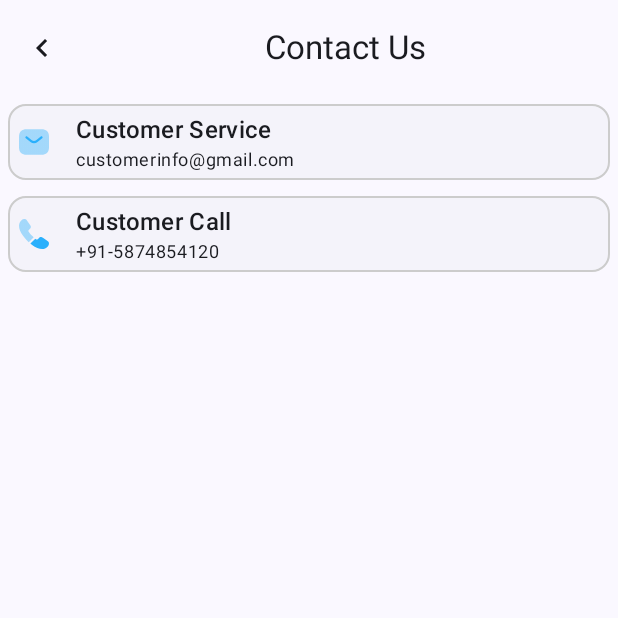
After one commit to Aman-pandey07/Financial_Litracy_App, an Android app built with Jetpack Compose: the composable ContactUsScreen shown on its own in the app's theme, on a phone screen of 412 x 824 dp, the top half of it. The commit adds this screen. Run offline under Robolectric (Android 15) with nearby library versions, the phone set to English and light mode, and no system bars.

Commit message:
about us,contactus,t&c pages done

```diff
--- /dev/null
+++ b/app/src/main/java/com/aman/financial_litracy_app/leftnavigationdrawer/ContactUsScreen.kt
@@ -0,0 +1,107 @@
+package com.aman.financial_litracy_app.leftnavigationdrawer
+
+
+import androidx.compose.foundation.BorderStroke
+import androidx.compose.foundation.Image
+import androidx.compose.foundation.background
+import androidx.compose.foundation.layout.Column
+import androidx.compose.foundation.layout.Row
+import androidx.compose.foundation.layout.Spacer
+import androidx.compose.foundation.layout.fillMaxWidth
+import androidx.compose.foundation.layout.padding
+import androidx.compose.foundation.layout.width
+import androidx.compose.foundation.lazy.LazyColumn
+import androidx.compose.foundation.lazy.items
+import androidx.compose.material.icons.Icons
+import androidx.compose.material.icons.automirrored.filled.KeyboardArrowLeft
+import androidx.compose.material3.Card
+import androidx.compose.material3.CardDefaults
+import androidx.compose.material3.ExperimentalMaterial3Api
+import androidx.compose.material3.Icon
+import androidx.compose.material3.IconButton
+import androidx.compose.material3.MaterialTheme
+import androidx.compose.material3.RadioButton
+import androidx.compose.material3.Scaffold
+import androidx.compose.material3.Text
+import androidx.compose.material3.TopAppBar
+import androidx.compose.runtime.Composable
+import androidx.compose.runtime.getValue
+import androidx.compose.runtime.mutableStateOf
+import androidx.compose.runtime.remember
+import androidx.compose.runtime.setValue
+import androidx.compose.ui.Alignment
+import androidx.compose.ui.Modifier
+import androidx.compose.ui.graphics.Color
+import androidx.compose.ui.res.painterResource
+import androidx.compose.ui.text.style.TextAlign
+import androidx.compose.ui.tooling.preview.Preview
+import androidx.compose.ui.unit.dp
+import com.aman.financial_litracy_app.R
+
+@OptIn(ExperimentalMaterial3Api::class)
+@Composable
+fun ContactUsScreen() {
+    Scaffold(
+        topBar = {
+            TopAppBar(
+                title = {
+                    Text(
+                        text ="Contact Us",
+                        textAlign = TextAlign.Center,
+                        style = MaterialTheme.typography.titleLarge,
+                        modifier = Modifier.fillMaxWidth()
+                    )
+                },
+                navigationIcon = {
+                    IconButton(onClick = { /*TODO*/ }) {
+                        Icon(imageVector = Icons.AutoMirrored.Filled.KeyboardArrowLeft, contentDescription ="Back Button" )
+                    }
+                }
+            )
+        },
+        content = {
+            Column(modifier = Modifier
+                .padding(it)
+            ) {
+                ContactInfoCard(icon = R.drawable.contact_us_icon1, title = "Customer Service", content ="customerinfo@gmail.com" )
+                ContactInfoCard(icon = R.drawable.contact_us_icon2, title = "Customer Call", content ="+91-5874854120" )
+            }
+        }
+    )
+
+}
+
+@Preview(showBackground = true)
+@Composable
+fun ContactUsScreenPreview() {
+    ContactUsScreen()
+}
+
+
+@Composable
+fun ContactInfoCard(icon: Int, title: String, content: String){
+    Card(
+        modifier = Modifier
+            .fillMaxWidth()
+            .padding(5.dp),
+        border = BorderStroke(1.dp, Color.LightGray),
+        elevation = CardDefaults.cardElevation(focusedElevation = 5.dp),
+        colors = CardDefaults.elevatedCardColors()
+    ) {
+        Row {
+            Image(
+                painter =painterResource(id = icon),
+                contentDescription =null ,
+                modifier = Modifier
+                    .align(Alignment.CenterVertically)
+                    .padding(5.dp)
+            )
+            Column(modifier = Modifier
+                .padding(5.dp)
+                .padding(start = 5.dp)) {
+                Text(text = title, style = MaterialTheme.typography.titleMedium)
+                Text(text = content, style = MaterialTheme.typography.bodySmall)
+            }
+        }
+    }
+}
--- a/app/src/main/java/com/aman/financial_litracy_app/homescreen/LeftNavigationDrawer.kt
+++ b/app/src/main/java/com/aman/financial_litracy_app/leftnavigationdrawer/LeftNavigationDrawer.kt
@@ -1,4 +1,4 @@
-package com.aman.financial_litracy_app.homescreen
+package com.aman.financial_litracy_app.leftnavigationdrawer
 
 
 import androidx.compose.foundation.Image
--- /dev/null
+++ b/app/src/main/res/drawable/contact_us_icon1.xml
@@ -0,0 +1,13 @@
+<vector xmlns:android="http://schemas.android.com/apk/res/android"
+    android:width="24dp"
+    android:height="24dp"
+    android:viewportWidth="24"
+    android:viewportHeight="24">
+    <path
+        android:fillColor="#FF2AB0FC"
+        android:fillAlpha="0.4"
+        android:pathData="M17 20.5H7c-3 0-5-1.5-5-5v-7c0-3.5 2-5 5-5h10c3 0 5 1.5 5 5v7c0 3.5-2 5-5 5Z"/>
+    <path
+        android:fillColor="#FF2AB0FC"
+        android:pathData="M12 12.87c-0.84 0-1.69-0.26-2.34-0.79l-3.13-2.5C6.21 9.32 6.15 8.85 6.41 8.53c0.26-0.32 0.73-0.38 1.05-0.12l3.13 2.5c0.76 0.61 2.05 0.61 2.81 0l3.13-2.5c0.32-0.26 0.8-0.21 1.05 0.12 0.26 0.32 0.21 0.8-0.12 1.05l-3.13 2.5c-0.64 0.53-1.49 0.79-2.33 0.79Z"/>
+</vector>
--- /dev/null
+++ b/app/src/main/res/drawable/contact_us_icon2.xml
@@ -0,0 +1,13 @@
+<vector xmlns:android="http://schemas.android.com/apk/res/android"
+    android:width="24dp"
+    android:height="24dp"
+    android:viewportWidth="24"
+    android:viewportHeight="24">
+    <path
+        android:fillColor="#FF2AB0FC"
+        android:fillAlpha="0.4"
+        android:pathData="M11.79 14.21l-3.27 3.27c-0.36-0.32-0.71-0.65-1.05-0.99-1.03-1.04-1.96-2.13-2.79-3.27-0.82-1.14-1.48-2.28-1.96-3.41C2.24 8.67 2 7.58 2 6.54c0-0.68 0.12-1.33 0.36-1.93C2.6 4 2.98 3.44 3.51 2.94 4.15 2.31 4.85 2 5.59 2 5.87 2 6.15 2.06 6.4 2.18c0.26 0.12 0.49 0.3 0.67 0.56l2.32 3.27c0.18 0.25 0.31 0.48 0.4 0.7 0.09 0.21 0.14 0.42 0.14 0.61 0 0.24-0.07 0.48-0.21 0.71C9.59 8.26 9.4 8.5 9.16 8.74L8.4 9.53c-0.11 0.11-0.16 0.24-0.16 0.4 0 0.08 0.01 0.15 0.03 0.23l0.08 0.2c0.18 0.33 0.49 0.76 0.93 1.28 0.45 0.52 0.93 1.05 1.45 1.58 0.36 0.35 0.71 0.69 1.06 0.99Z"/>
+    <path
+        android:fillColor="#FF2AB0FC"
+        android:pathData="M21.97 18.33c0 0.28-0.05 0.57-0.15 0.85l-0.1 0.24c-0.17 0.36-0.39 0.7-0.68 1.02-0.49 0.54-1.03 0.93-1.64 1.18l-0.03 0.01C18.78 21.87 18.14 22 17.45 22c-1.02 0-2.11-0.24-3.26-0.73s-2.3-1.15-3.44-1.98C10.36 19 9.97 18.71 9.6 18.4l3.27-3.27c0.28 0.21 0.53 0.37 0.74 0.48l0.18 0.08c0.08 0.03 0.16 0.04 0.25 0.04 0.17 0 0.3-0.06 0.41-0.17l0.76-0.75c0.25-0.25 0.49-0.44 0.72-0.56 0.23-0.14 0.46-0.21 0.71-0.21 0.19 0 0.39 0.04 0.61 0.13 0.22 0.09 0.45 0.22 0.7 0.39l3.31 2.35c0.26 0.18 0.44 0.39 0.55 0.64 0.1 0.25 0.16 0.5 0.16 0.78Z"/>
+</vector>
```
Also changed, not shown: app/src/main/java/com/aman/financial_litracy_app/MainActivity.kt (+4 -4 lines), app/src/main/java/com/aman/financial_litracy_app/leftnavigationdrawer/AboutUsScreen.kt (added, +108 -0 lines), app/src/main/java/com/aman/financial_litracy_app/leftnavigationdrawer/TermsAndConditionScreen.kt (added, +85 -0 lines).
